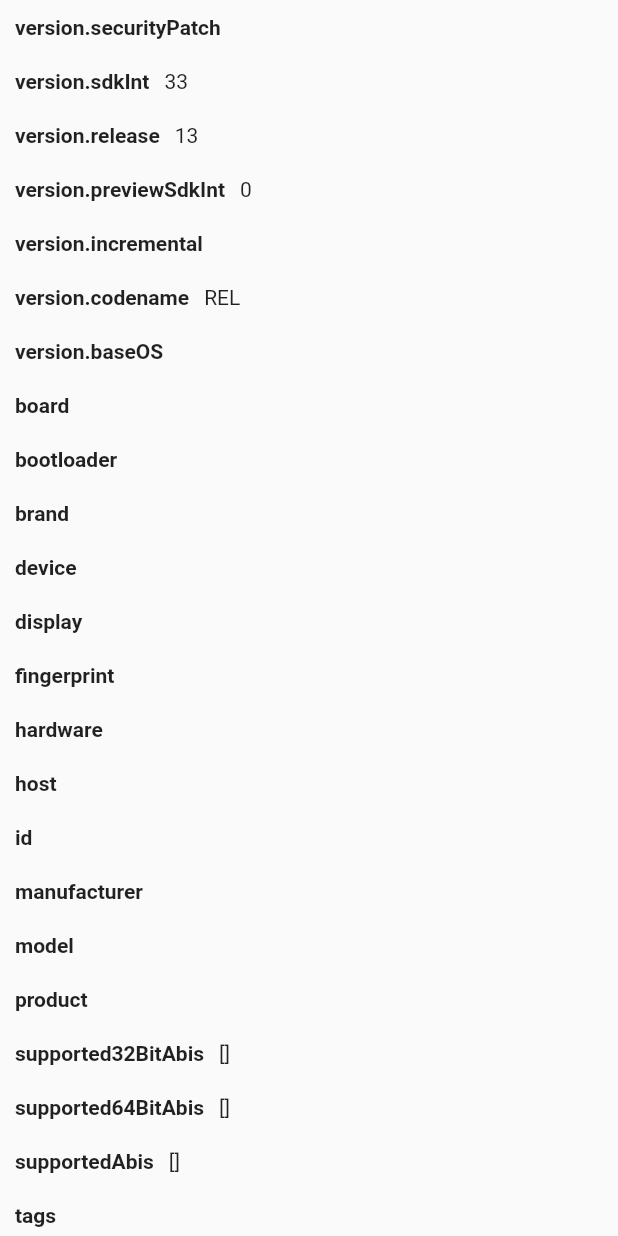
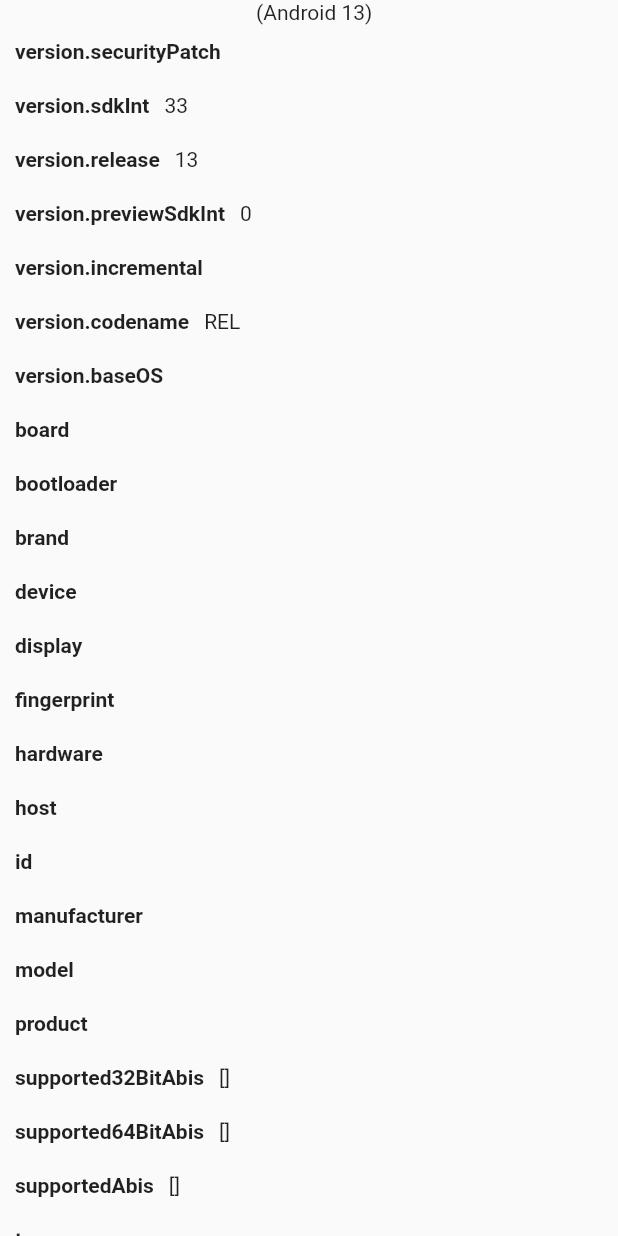
Before and after one commit to AzzimFarid69/security_test, a Flutter app: the DeviceInfoScreen widget shown alone on an empty page, opened directly, on a phone screen of 412 x 824 dp. Run offline on Flutter 3.47's test engine with Material 2 defaults, Android fonts, the light colour scheme and no system bars; our stand-ins replace device_info_plus, flutter_secure_storage, validators; missing offline and left inert: encrypt, network_info_plus, new_version, safe_device; accounts and stored records are empty.

Commit message:
Update Device Info

```diff
--- a/lib/screens/device_info_screen.dart
+++ b/lib/screens/device_info_screen.dart
@@ -9,7 +9,7 @@
 }
 
 class _DeviceInfoScreenState extends State<DeviceInfoScreen> {
-  Map<String, dynamic> _deviceData = <String, dynamic>{};
+  DeviceInfoModel _deviceData = DeviceInfoModel();
   @override
   void initState() {
     super.initState();
@@ -17,7 +17,7 @@
   }
 
   Future<void> initPlatformState() async {
-    var deviceData = <String, dynamic>{};
+    var deviceData = DeviceInfoModel();
     deviceData = await UserDeviceInfo.getDeviceData();
     if (!mounted) {
       return;
@@ -33,7 +33,10 @@
       child: Container(
         child: _deviceData != null
             ? Column(
-                children: _deviceData.keys.map(
+                children: [
+                  Text(_deviceData.deviceModelFullName),
+                  Column(
+                    children: _deviceData.allInfo.keys.map(
                       (String property) {
                         return Row(
                           children: <Widget>[
@@ -50,7 +53,7 @@
                               child: Container(
                                 padding: const EdgeInsets.fromLTRB(0.0, 10.0, 0.0, 10.0),
                                 child: Text(
-                              '${_deviceData[property]}',
+                                  '${_deviceData.allInfo[property]}',
                                   maxLines: 10,
                                   overflow: TextOverflow.ellipsis,
                                 ),
@@ -61,6 +64,8 @@
                       },
                     ).toList(),
                   )
+                ],
+              )
             : null,
       ),
     );
--- a/lib/utils/user_device_info.dart
+++ b/lib/utils/user_device_info.dart
@@ -3,11 +3,18 @@
 import 'package:device_info_plus/device_info_plus.dart';
 import 'package:flutter/services.dart';
 
+class DeviceInfoModel {
+  String applicationGUID;
+  String deviceModelFullName;
+  Map<String, dynamic> allInfo;
+  DeviceInfoModel({this.applicationGUID, this.deviceModelFullName, this.allInfo});
+}
+
 class UserDeviceInfo {
-  static Map<String, dynamic> deviceData = <String, dynamic>{};
+  static DeviceInfoModel deviceData = DeviceInfoModel();
   static final DeviceInfoPlugin deviceInfoPlugin = DeviceInfoPlugin();
 
-  static Future<Map<String, dynamic>> getDeviceData() async {
+  static Future<DeviceInfoModel> getDeviceData() async {
     try {
       if (Platform.isAndroid) {
         deviceData = _readAndroidBuildData(await deviceInfoPlugin.androidInfo);
@@ -15,13 +22,18 @@
         deviceData = _readIosDeviceInfo(await deviceInfoPlugin.iosInfo);
       }
     } on PlatformException {
-      deviceData = <String, dynamic>{'Error:': 'Failed to get platform version.'};
+      deviceData =
+          DeviceInfoModel(allInfo: <String, dynamic>{'Error:': 'Failed to get platform version.'});
     }
     return deviceData;
   }
 
-  static Map<String, dynamic> _readAndroidBuildData(AndroidDeviceInfo build) {
-    return <String, dynamic>{
+  static DeviceInfoModel _readAndroidBuildData(AndroidDeviceInfo build) {
+    DeviceInfoModel deviceInfoModel = DeviceInfoModel(
+      applicationGUID: build.androidId,
+      deviceModelFullName:
+          '${build.manufacturer} ${build.model} (Android ${build.version.release})',
+      allInfo: <String, dynamic>{
         'version.securityPatch': build.version.securityPatch,
         'version.sdkInt': build.version.sdkInt,
         'version.release': build.version.release,
@@ -49,11 +61,16 @@
         'isPhysicalDevice': build.isPhysicalDevice,
         'androidId': build.androidId, // UUID on Android
         'systemFeatures': build.systemFeatures,
-    };
+      },
+    );
+    return deviceInfoModel;
   }
 
-  static Map<String, dynamic> _readIosDeviceInfo(IosDeviceInfo data) {
-    return <String, dynamic>{
+  static DeviceInfoModel _readIosDeviceInfo(IosDeviceInfo data) {
+    DeviceInfoModel deviceInfoModel = DeviceInfoModel(
+      applicationGUID: data.utsname.machine,
+      deviceModelFullName: data.identifierForVendor,
+      allInfo: <String, dynamic>{
         'name': data.name,
         'systemName': data.systemName,
         'systemVersion': data.systemVersion,
@@ -66,6 +83,8 @@
         'utsname.release:': data.utsname.release,
         'utsname.version:': data.utsname.version,
         'utsname.machine:': data.utsname.machine, // e.g. "iPod7,1"
-    };
+      },
+    );
+    return deviceInfoModel;
   }
 }
```
Lines whose indentation alone changed are shown as unchanged.
